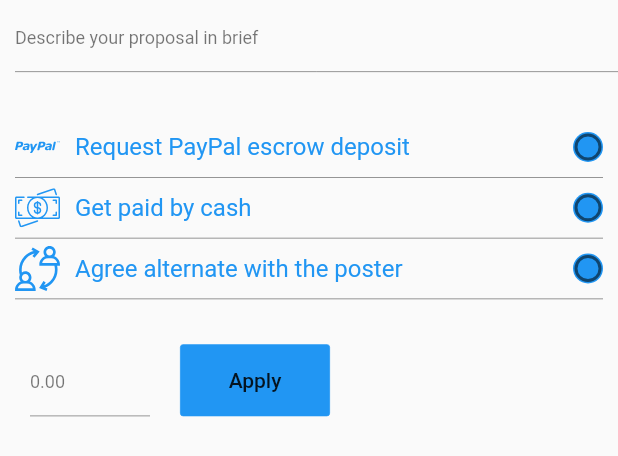
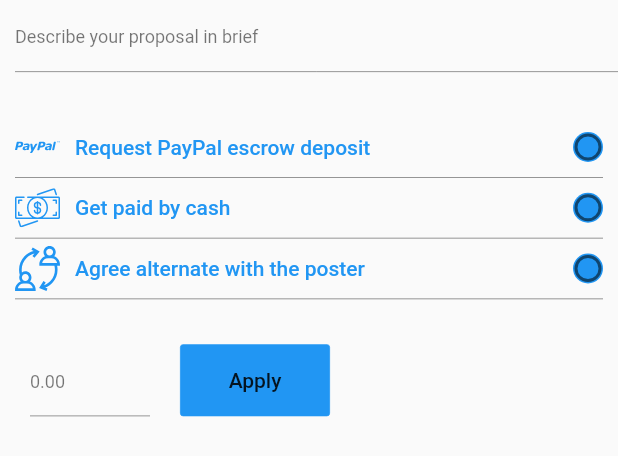
Before and after one commit to mohammed-mostapha/Fyrework, a Flutter app: the ProposalWidget widget shown alone on an empty page, opened directly with empty values, on a phone screen of 412 x 824 dp. Shown: the top 456 px of the screen. Run offline on Flutter 3.47's test engine with Material 2 defaults, Android fonts, the phone set to English and light mode, and no system bars; our stand-ins replace cached_network_image, camera, carousel_slider, chewie, cloud_firestore, connectivity and 20 more; missing offline and left inert: circular_reveal_animation, custom_switch, flutter_auth_buttons, flutter_common_exports, photo_manager, sliding_card; accounts and stored records are empty.

Commit message:
enhacements to add_comments_view.dart

```diff
--- a/lib/screens/authenticate/app_start.dart
+++ b/lib/screens/authenticate/app_start.dart
@@ -50,7 +50,7 @@ class _StartPageState extends State<StartPage> {
                       },
                       child: Container(
                         height: 40,
-                        width: 80,
+                        width: 70,
                         decoration: BoxDecoration(
                           border: Border.all(width: 2, color: Colors.white),
                           borderRadius: BorderRadius.circular(5),
@@ -78,7 +78,7 @@ class _StartPageState extends State<StartPage> {
                       },
                       child: Container(
                         height: 40,
-                        width: 80,
+                        width: 70,
                         decoration: BoxDecoration(
                           border: Border.all(width: 2, color: Colors.white),
                           borderRadius: BorderRadius.circular(5),
--- a/lib/ui/shared/fyreworkTheme.dart
+++ b/lib/ui/shared/fyreworkTheme.dart
@@ -17,7 +17,7 @@ ThemeData fyreworkTheme() {
       ),
       caption: base.headline6.copyWith(
         // fontFamily: 'Montserrat-Light',
-        fontSize: 16.0,
+        fontSize: 14.0,
         color: Color(0xFFBDBDBD),
         fontWeight: FontWeight.normal,
       ),
--- a/lib/ui/widgets/proposal_widget.dart
+++ b/lib/ui/widgets/proposal_widget.dart
@@ -99,7 +99,9 @@ class _ProposalWidgetState extends State<ProposalWidget> {
             Container(
               padding: EdgeInsets.only(left: 10),
               child: TextFormField(
-                style: TextStyle(color: Theme.of(context).accentColor),
+                style: Theme.of(context).textTheme.bodyText1.copyWith(
+                      color: Theme.of(context).accentColor,
+                    ),
                 controller: _addProposalController,
                 decoration: buildSignUpInputDecoration(
                   context,
@@ -158,11 +160,16 @@ class _ProposalWidgetState extends State<ProposalWidget> {
                               SizedBox(
                                 width: 10,
                               ),
-                              Text('Request PayPal escrow deposit',
-                                  style: TextStyle(
-                                    fontSize: 16,
-                                    color: Theme.of(context).accentColor,
-                                  )),
+                              Text(
+                                'Request PayPal escrow deposit',
+                                style: Theme.of(context)
+                                    .textTheme
+                                    .bodyText1
+                                    .copyWith(
+                                      color: Theme.of(context).accentColor,
+                                    ),
+                                overflow: TextOverflow.ellipsis,
+                              ),
                             ],
                           ),
                           Container(
@@ -216,10 +223,13 @@ class _ProposalWidgetState extends State<ProposalWidget> {
                               ),
                               Text(
                                 'Get paid by cash',
-                                style: TextStyle(
-                                  fontSize: 16,
-                                  color: Theme.of(context).accentColor,
-                                ),
+                                style: Theme.of(context)
+                                    .textTheme
+                                    .bodyText1
+                                    .copyWith(
+                                      color: Theme.of(context).accentColor,
+                                    ),
+                                overflow: TextOverflow.ellipsis,
                               ),
                             ],
                           ),
@@ -272,10 +282,13 @@ class _ProposalWidgetState extends State<ProposalWidget> {
                               ),
                               Text(
                                 'Agree alternate with the poster',
-                                style: TextStyle(
-                                  fontSize: 16,
-                                  color: Theme.of(context).accentColor,
-                                ),
+                                style: Theme.of(context)
+                                    .textTheme
+                                    .bodyText1
+                                    .copyWith(
+                                      color: Theme.of(context).accentColor,
+                                    ),
+                                overflow: TextOverflow.ellipsis,
                               ),
                             ],
                           ),
```
Also changed, not shown: lib/ui/views/add_comments_view.dart (+22 -13 lines).
